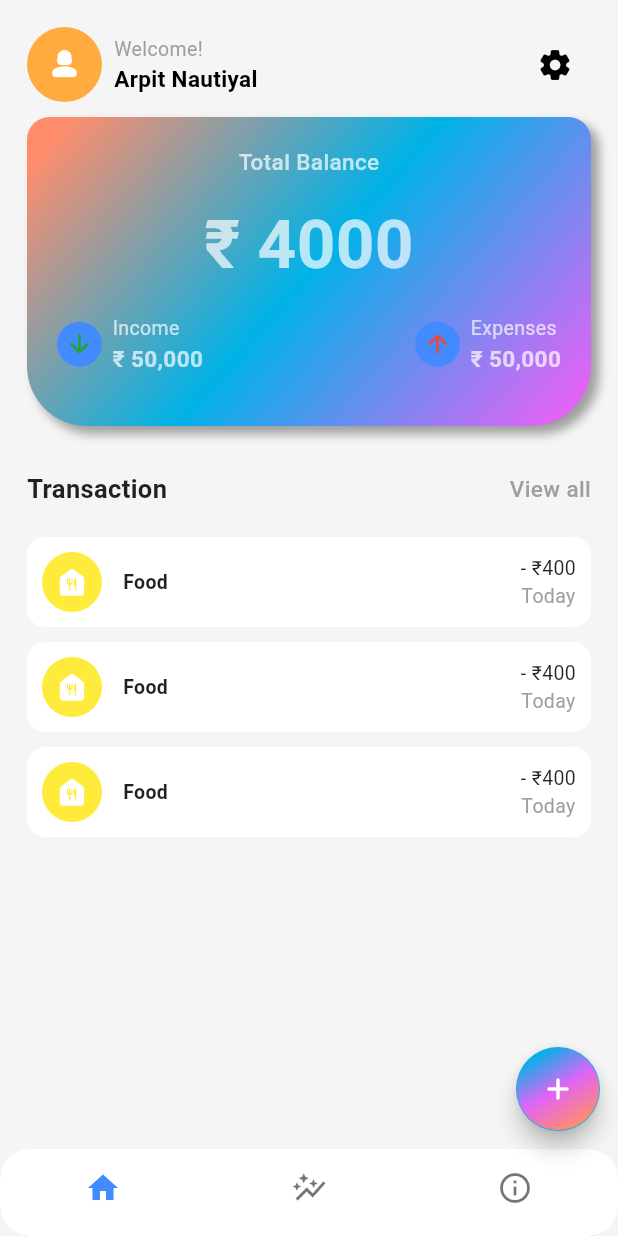
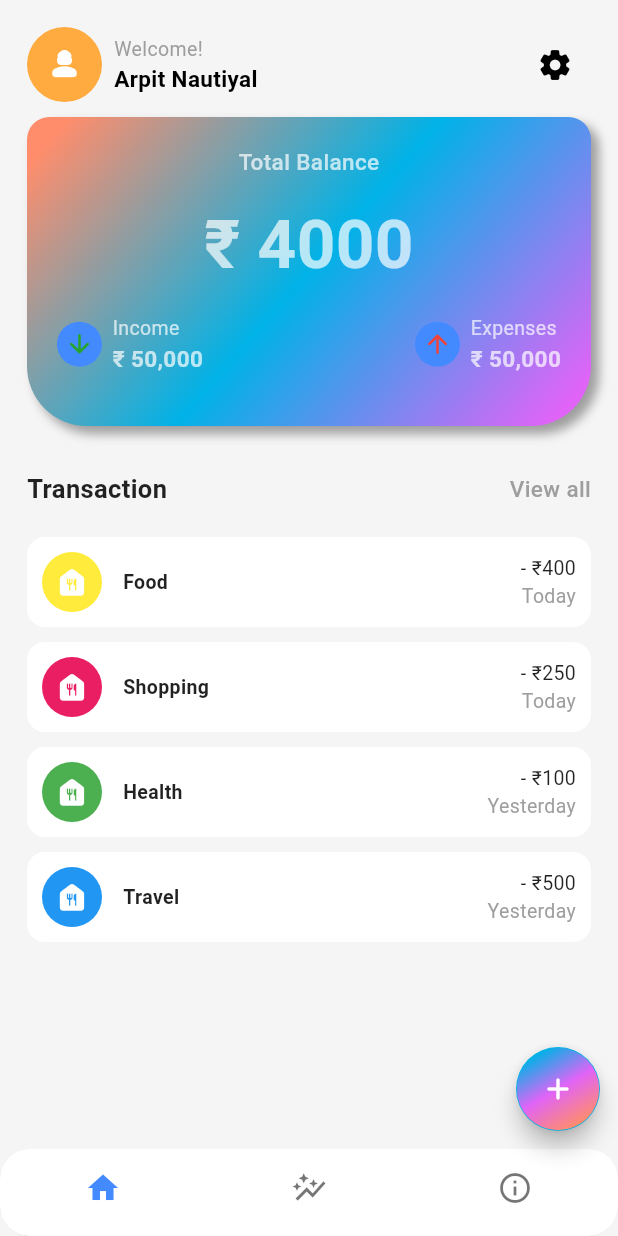
Before and after one commit to ArpitNautiyal2201/Expenses-Tracker-app, a Flutter app: the screen it shows after launch, on a phone screen of 412 x 824 dp. Run offline on Flutter 3.47's test engine with Material 3 defaults, Android fonts, the phone set to English and light mode, and no system bars; our stand-ins replace font_awesome_flutter.

Commit message:
4th time changes

```diff
--- /dev/null
+++ b/lib/data/data.dart
@@ -0,0 +1,33 @@
+import 'package:flutter/material.dart';
+import 'package:font_awesome_flutter/font_awesome_flutter.dart';
+
+List<Map<String, dynamic>> transactionsData = [
+  {
+    'Icon': const FaIcon(FontAwesomeIcons.pizzaSlice),
+    'Color': Colors.yellow,
+    'Name': 'Food',
+    'Total Amount': '- ₹400',
+    'Date': 'Today',
+  },
+  {
+    'Icon': const FaIcon(FontAwesomeIcons.basketShopping),
+    'Color': Colors.pink,
+    'Name': 'Shopping',
+    'Total Amount': '- ₹250',
+    'Date': 'Today',
+  },
+  {
+    'Icon': const FaIcon(FontAwesomeIcons.heartCircleCheck),
+    'Color': Colors.green,
+    'Name': 'Health',
+    'Total Amount': '- ₹100',
+    'Date': 'Yesterday',
+  },
+  {
+    'Icon': const FaIcon(FontAwesomeIcons.plane),
+    'Color': Colors.blue,
+    'Name': 'Travel',
+    'Total Amount': '- ₹500',
+    'Date': 'Yesterday',
+  }
+];
--- a/lib/screens/home/views/main_screen.dart
+++ b/lib/screens/home/views/main_screen.dart
@@ -1,3 +1,4 @@
+import 'package:expenso_cal/data/data.dart';
 import 'package:flutter/material.dart';
 
 class MainScreen extends StatelessWidget {
@@ -226,7 +227,7 @@ class MainScreen extends StatelessWidget {
             ),
             Expanded(
               child: ListView.builder(
-                itemCount: 3,
+                itemCount: transactionsData.length,
                 itemBuilder: (context, int i) {
                 return Padding(
                   padding: const EdgeInsets.only(bottom: 10.0),
@@ -248,8 +249,8 @@ class MainScreen extends StatelessWidget {
                                   Container(
                                     height: 40,
                                     width: 40,
-                                    decoration: const BoxDecoration(
-                                      color: Colors.yellow,
+                                    decoration: BoxDecoration(
+                                      color: transactionsData[i]['Color'],
                                       shape: BoxShape.circle
                                     ),
                                   ),
@@ -257,9 +258,9 @@ class MainScreen extends StatelessWidget {
                                 ],
                               ),
                               const SizedBox(width: 14,),
-                              const Text(
-                                "Food",
-                                style: TextStyle(
+                              Text(
+                                transactionsData[i]['Name'],
+                                style: const TextStyle(
                                   fontSize: 13,
                                   color: Colors.black87,
                                   fontWeight: FontWeight.w600,
@@ -268,19 +269,20 @@ class MainScreen extends StatelessWidget {
 
                             ],
                           ),
-                          const Column(
+                          Column(
+                                crossAxisAlignment: CrossAxisAlignment.end,
                                 children: [
                                   Text(
-                                    "- ₹400",
-                                    style: TextStyle(
+                                    transactionsData[i]['Total Amount'],
+                                    style: const TextStyle(
                                       fontSize: 13,
                                       color: Colors.black87,
                                       fontWeight: FontWeight.w400,
                                     ),
                                   ),
                                   Text(
-                                    "Today",
-                                    style: TextStyle(
+                                    transactionsData[i]['Date'],
+                                    style: const TextStyle(
                                       fontSize: 13,
                                       color: Colors.grey,
                                       fontWeight: FontWeight.w400,
--- a/pubspec.yaml
+++ b/pubspec.yaml
@@ -30,6 +30,7 @@ environment:
 dependencies:
   flutter:
     sdk: flutter
+  font_awesome_flutter: ^10.7.0
 
 
   # The following adds the Cupertino Icons font to your application.
```
Also changed, not shown: pubspec.lock.
